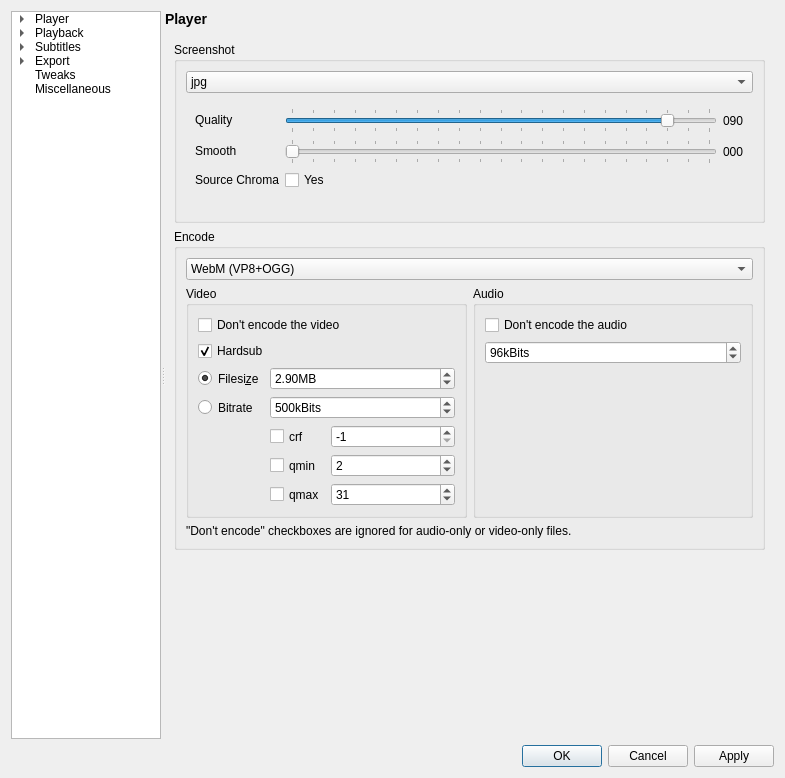
Qt form settingswindow.ui (mpc-qt/mpc-qt) before a commit.
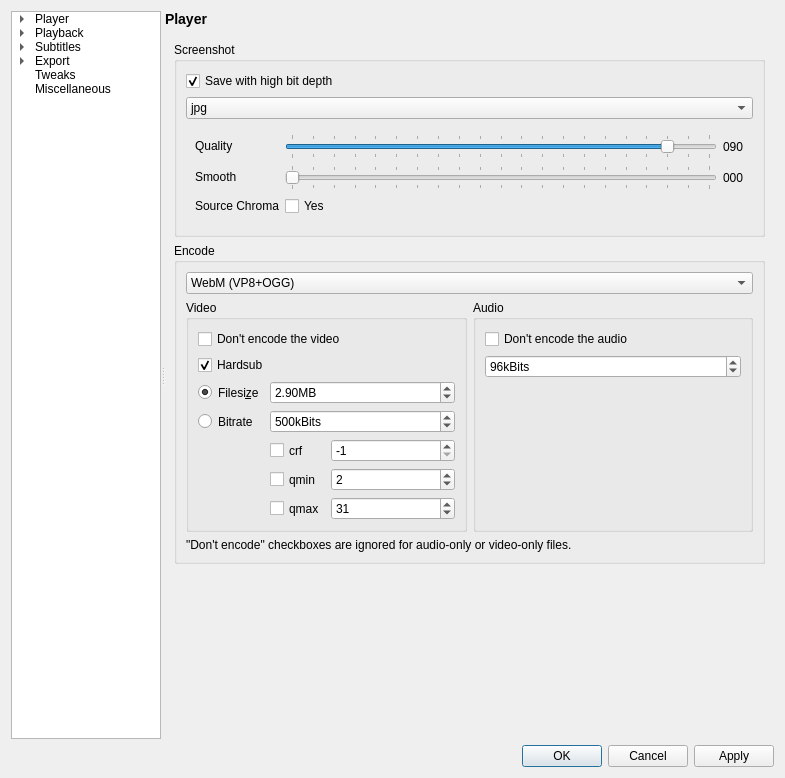
The same form after that commit. The open tabs and pages were chosen to show the change.

Commit message:
settings window: add bit depth option
Defaults to on.  May produce copiously sized images larger than upload
limits on some websites.

Fixes #183.

Diff of the .ui file:
```diff
--- a/settingswindow.ui
+++ b/settingswindow.ui
@@ -6394,6 +6394,16 @@
               <string>Screenshot</string>
              </property>
              <layout class="QVBoxLayout" name="screenshotFormatBoxLayout">
+              <item>
+               <widget class="QCheckBox" name="screenshotFormatHighBitDepth">
+                <property name="text">
+                 <string>Save with high bit depth</string>
+                </property>
+                <property name="checked">
+                 <bool>true</bool>
+                </property>
+               </widget>
+              </item>
               <item>
                <widget class="QComboBox" name="screenshotFormat">
                 <item>
```
Left out of the diff: 6 changed lines with no effect on the pictures. The commit also changes 1 other file.
